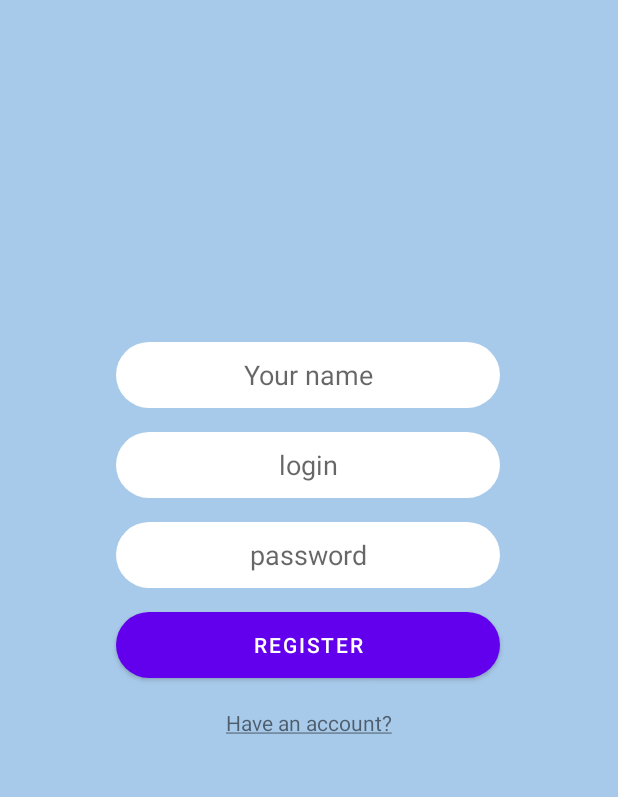
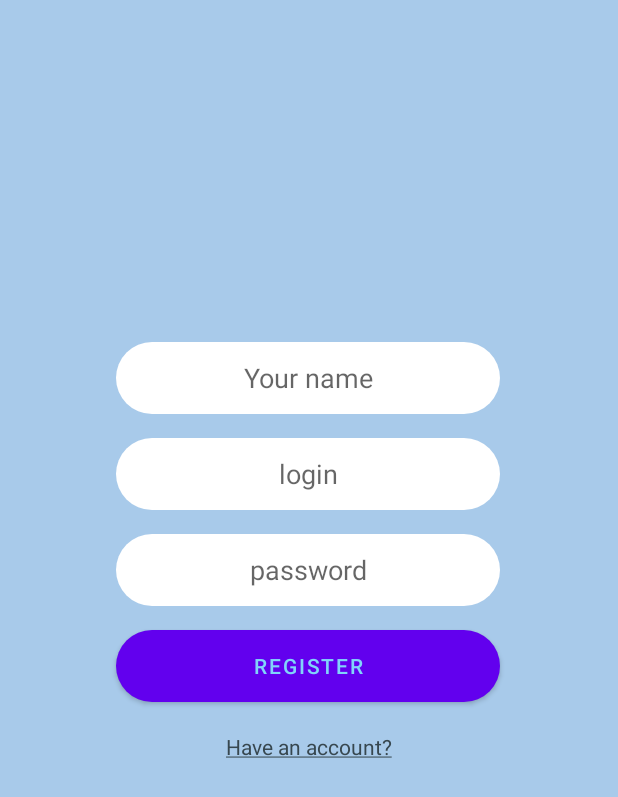
Before and after one commit to nOmeep/chat-app-android, an Android app: the screen it shows after launch (MainActivity), after a tap on "REGISTER", on a phone screen of 412 x 824 dp. Shown: the top 797 px of the screen. Run offline under Robolectric (Android 15) with nearby library versions, the phone set to English and light mode, and no system bars; our stand-ins replace Firebase (no records; nobody signed in at launch, a user with empty details on screens opened directly).

```diff
--- a/chatApp/app/build.gradle
+++ b/chatApp/app/build.gradle
@@ -43,6 +43,11 @@ dependencies {
 
     implementation platform('com.google.firebase:firebase-bom:28.3.1')
     implementation 'com.google.firebase:firebase-analytics-ktx'
+
+    // Declare the dependency for the Firebase Authentication library
+    // When using the BoM, you don't specify versions in Firebase library dependencies
+    implementation 'com.google.firebase:firebase-auth-ktx'
+
 }
 
 apply plugin: 'com.google.gms.google-services'
--- a/chatApp/app/src/main/java/com/example/messenger/MainActivity.kt
+++ b/chatApp/app/src/main/java/com/example/messenger/MainActivity.kt
@@ -7,15 +7,22 @@ import android.view.View
 import android.widget.Button
 import android.widget.EditText
 import android.widget.TextView
+import android.widget.Toast
 import androidx.appcompat.app.AlertDialog
+import com.google.firebase.auth.FirebaseAuth
+import com.google.firebase.auth.ktx.auth
+import com.google.firebase.ktx.Firebase
 
 
 class MainActivity : AppCompatActivity() {
-    lateinit var nameEditText: EditText;
-    lateinit var emailEditText : EditText;
-    lateinit var passwordEditText: EditText;
-    lateinit var registerButton : Button;
-    lateinit var alreadyHaveAnAccTextView : TextView;
+    private lateinit var nameEditText: EditText;
+    private lateinit var emailEditText : EditText;
+    private lateinit var passwordEditText: EditText;
+    private lateinit var registerButton : Button;
+    private lateinit var alreadyHaveAnAccTextView : TextView;
+
+    private lateinit var auth: FirebaseAuth
+
 
     override fun onCreate(savedInstanceState: Bundle?) {
         super.onCreate(savedInstanceState)
@@ -31,20 +38,38 @@ class MainActivity : AppCompatActivity() {
         passwordEditText = findViewById(R.id.passwordEditText)
         registerButton = findViewById(R.id.registerButton)
         alreadyHaveAnAccTextView = findViewById(R.id.alreadyHaveAnAccTextView)
+        auth = Firebase.auth
     }
 
     private fun initOnCLickListeners() {
         registerButton.setOnClickListener {
-            val email = emailEditText.text.toString()
-            val password = passwordEditText.text.toString()
-
-            Log.d("MAIN", "Email: $email")
-            Log.d("MAIN", "Password: $password")
+            performRegister()
         }
 
         alreadyHaveAnAccTextView.setOnClickListener {
             openLogInDialog()
         }
+    }
+
+    private fun performRegister() {
+        val email = emailEditText.text.toString()
+        val password = passwordEditText.text.toString()
+
+        if (email.isEmpty() || password.isEmpty()) {
+            Toast.makeText(this, "Fill the gaps before register", Toast.LENGTH_SHORT).show()
+            return
+        }
+
+        Log.d("MAIN", "Email: $email")
+        Log.d("MAIN", "Password: $password")
+
+        auth.createUserWithEmailAndPassword(email, password)
+            .addOnCompleteListener(this) { task ->
+                if (!task.isSuccessful) return@addOnCompleteListener
+                Toast.makeText(baseContext, "Created: ${task.result?.user?.uid}", Toast.LENGTH_SHORT).show()
+            }.addOnFailureListener {
+                Toast.makeText(baseContext, "Failed: ${it.message}", Toast.LENGTH_SHORT).show()
+            }
     }
 
     private fun openLogInDialog() {
@@ -62,9 +87,21 @@ class MainActivity : AppCompatActivity() {
         val dialogButton : Button = view.findViewById(R.id.dialogLogInButton)
 
         dialogButton.setOnClickListener {
-            Log.d("DIALOG", "ONCLICK")
+            performLogIn(dialogLogin.text.toString(), dialogPassword.text.toString())
         }
 
         dialog.show()
     }
+
+    private fun performLogIn(email : String, password : String) {
+        auth.signInWithEmailAndPassword(email, password)
+            .addOnCompleteListener { task ->
+                if (task.isSuccessful) {
+                    Toast.makeText(baseContext, "Authentication success", Toast.LENGTH_SHORT).show()
+                } else {
+                    Toast.makeText(baseContext, "Authentication failed", Toast.LENGTH_SHORT).show()
+                    return@addOnCompleteListener
+                }
+            }
+    }
 }
--- a/chatApp/app/src/main/res/layout/activity_main.xml
+++ b/chatApp/app/src/main/res/layout/activity_main.xml
@@ -10,11 +10,12 @@
     <EditText
         android:id="@+id/nameEditText"
         android:layout_width="256dp"
-        android:layout_height="44dp"
+        android:layout_height="48dp"
         android:layout_marginTop="228dp"
         android:background="@drawable/round_edit_text"
         android:ems="10"
-        android:hint="Your name"
+        android:hint="@string/your_name"
+        android:importantForAutofill="no"
         android:inputType="textPersonName"
         android:textAlignment="center"
         app:layout_constraintEnd_toEndOf="parent"
@@ -25,53 +26,57 @@
     <EditText
         android:id="@+id/loginEditText"
         android:layout_width="256dp"
-        android:layout_height="44dp"
+        android:layout_height="48dp"
         android:layout_marginTop="16dp"
-        android:hint="login"
-        android:textAlignment="center"
         android:background="@drawable/round_edit_text"
         android:ems="10"
+        android:hint="@string/login"
         android:inputType="textPersonName"
+        android:textAlignment="center"
         app:layout_constraintEnd_toEndOf="@+id/nameEditText"
         app:layout_constraintHorizontal_bias="0.0"
         app:layout_constraintStart_toStartOf="@+id/nameEditText"
-        app:layout_constraintTop_toBottomOf="@+id/nameEditText" />
+        app:layout_constraintTop_toBottomOf="@+id/nameEditText"
+        android:importantForAutofill="no" />
 
     <EditText
         android:id="@+id/passwordEditText"
         android:layout_width="256dp"
-        android:layout_height="44dp"
+        android:layout_height="48dp"
         android:layout_marginTop="16dp"
-        android:hint="password"
-        android:textAlignment="center"
         android:background="@drawable/round_edit_text"
         android:ems="10"
-        android:inputType="textPersonName"
+        android:hint="@string/password"
+        android:importantForAutofill="no"
+        android:inputType="textPassword"
+        android:textAlignment="center"
         app:layout_constraintEnd_toEndOf="@+id/loginEditText"
         app:layout_constraintHorizontal_bias="0.0"
         app:layout_constraintStart_toStartOf="@+id/loginEditText"
         app:layout_constraintTop_toBottomOf="@+id/loginEditText" />
 
     <Button
+        android:id="@+id/registerButton"
         android:layout_width="256dp"
-        android:layout_height="44dp"
-        android:id="@+id/registerButton"
-        android:text="Register"
+        android:layout_height="48dp"
+        android:layout_marginTop="16dp"
+        android:background="@drawable/round_edit_text"
+        android:text="@string/register"
         android:textAlignment="center"
-        android:background="@drawable/round_edit_text"
-        android:layout_marginTop="16dp"
-        app:layout_constraintTop_toBottomOf="@id/passwordEditText"
+        android:textColor="#81D4FA"
         app:layout_constraintLeft_toLeftOf="@id/passwordEditText"
-        app:layout_constraintRight_toRightOf="@id/passwordEditText"/>
+        app:layout_constraintRight_toRightOf="@id/passwordEditText"
+        app:layout_constraintTop_toBottomOf="@id/passwordEditText" />
 
     <TextView
         android:id="@+id/alreadyHaveAnAccTextView"
         android:layout_width="200dp"
         android:layout_height="wrap_content"
+        android:layout_marginTop="20dp"
         android:text="@string/register_string"
         android:textAlignment="center"
-        android:layout_marginTop="20dp"
-        app:layout_constraintTop_toBottomOf="@id/registerButton"
+        android:textColor="#37474F"
         app:layout_constraintLeft_toLeftOf="@id/registerButton"
-        app:layout_constraintRight_toRightOf="@id/registerButton" />
+        app:layout_constraintRight_toRightOf="@id/registerButton"
+        app:layout_constraintTop_toBottomOf="@id/registerButton" />
 </androidx.constraintlayout.widget.ConstraintLayout>
--- a/chatApp/app/src/main/res/layout/log_in_dialog.xml
+++ b/chatApp/app/src/main/res/layout/log_in_dialog.xml
@@ -41,7 +41,7 @@
             android:layout_marginTop="45dp"
             android:layout_marginEnd="10dp"
             android:background="@drawable/round_edit_text"
-            android:hint="login"
+            android:hint="@string/login"
             android:textAlignment="center"
             android:textColor="@color/black"
             android:textColorHint="#787272"
@@ -55,9 +55,10 @@
             android:layout_marginTop="16dp"
             android:layout_marginEnd="10dp"
             android:background="@drawable/round_edit_text"
-            android:hint="password"
+            android:hint="@string/password"
             android:textAlignment="center"
             android:textColor="@color/black"
+            android:inputType="textPassword"
             android:textColorHint="#787272"
             android:textSize="18sp" />
 
--- a/chatApp/app/src/main/res/values/strings.xml
+++ b/chatApp/app/src/main/res/values/strings.xml
@@ -1,4 +1,8 @@
 <resources>
     <string name="app_name">Messenger</string>
     <string name="register_string"><u>Have an account?</u></string>
+    <string name="your_name">Your name</string>
+    <string name="password">password</string>
+    <string name="register">Register</string>
+    <string name="login">login</string>
 </resources>
```
